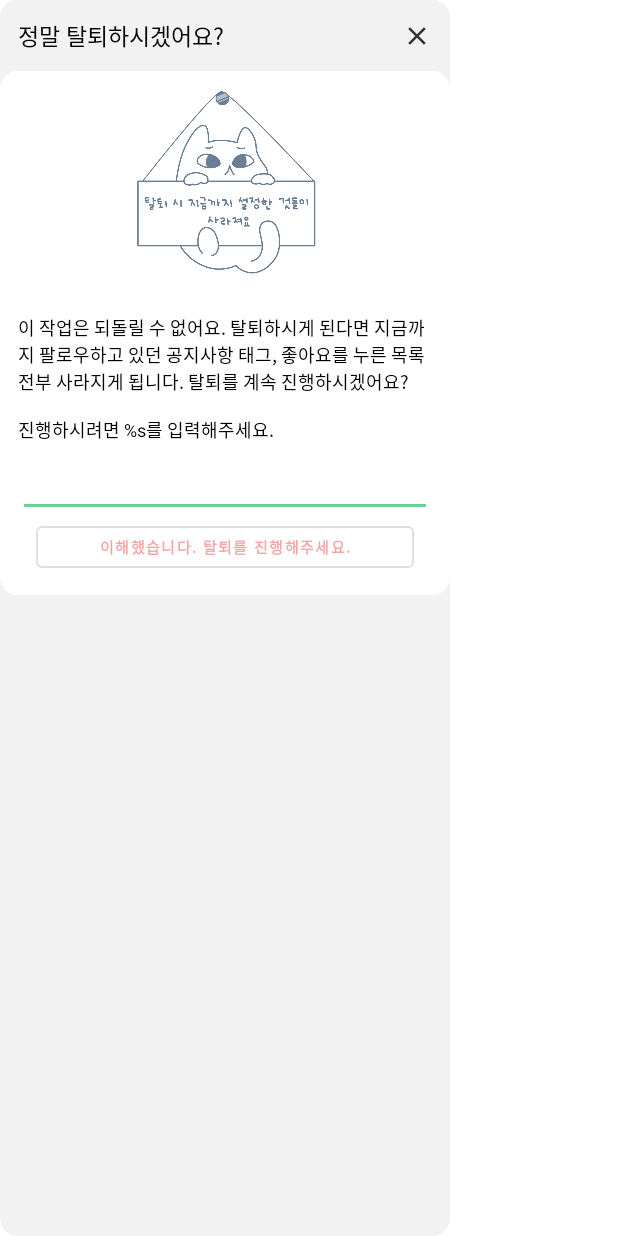
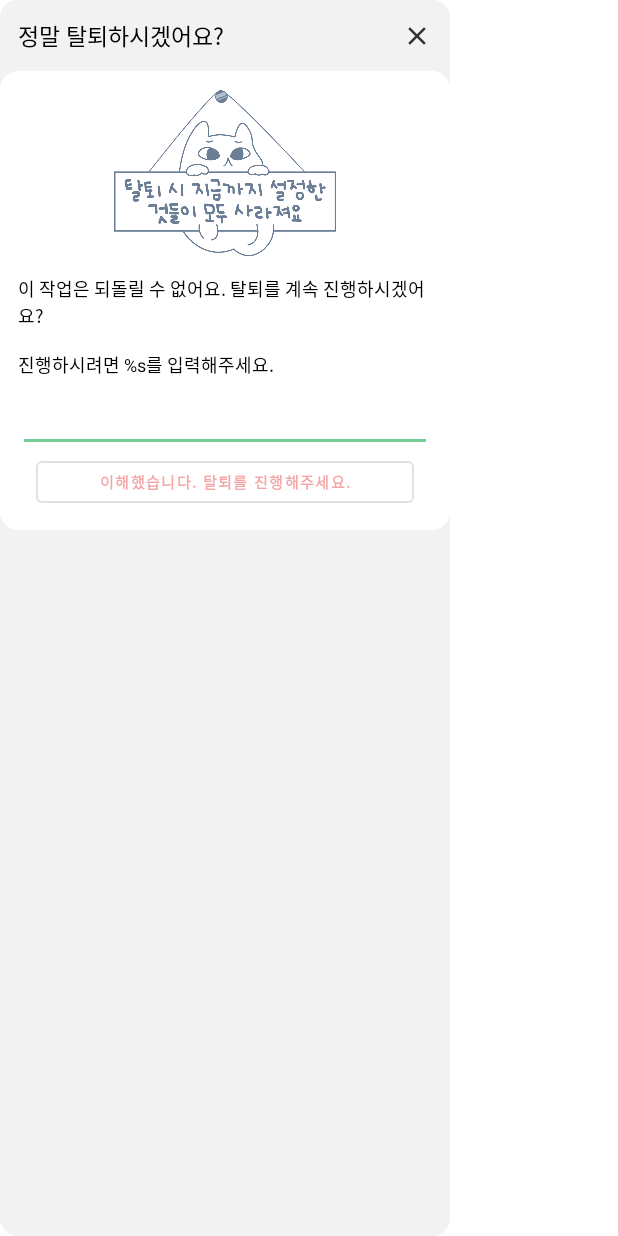
Before and after one commit to wafflestudio/snuboard-android, an Android app: the layout dialog_signout.xml on its own in the app's theme, with its tools: preview values and no code run, on a phone screen of 412 x 824 dp. Run offline under Robolectric (Android 15) with nearby library versions, the phone set to English and light mode, and no system bars; network calls fail; Roboto replaces fonts that are not available here.

Commit message:
Change cats.

```diff
--- a/app/src/main/res/layout/dialog_signout.xml
+++ b/app/src/main/res/layout/dialog_signout.xml
@@ -58,10 +58,11 @@
             android:background="@drawable/alert_border_white">
 
             <ImageView
-                android:layout_width="150dp"
-                android:layout_height="150dp"
+                android:layout_width="160dp"
+                android:layout_height="120dp"
                 android:id="@+id/alert_cat"
                 android:src="@drawable/cat_sign_out"
+                android:layout_margin="8dp"
                 app:layout_constraintVertical_chainStyle="packed"
                 app:layout_constraintStart_toStartOf="parent"
                 app:layout_constraintEnd_toEndOf="parent"
@@ -71,7 +72,10 @@
 
             <TextView
                 android:id="@+id/alert_content"
-                android:layout_margin="12dp"
+                app:layout_goneMarginTop="6dp"
+                android:layout_marginStart="12dp"
+                android:layout_marginEnd="12dp"
+                android:layout_marginBottom="12dp"
                 android:layout_marginTop="0dp"
                 android:textStyle="normal"
                 android:textSize="12sp"
--- a/app/src/main/res/layout/fragment_notice_feed.xml
+++ b/app/src/main/res/layout/fragment_notice_feed.xml
@@ -13,7 +13,7 @@
     <androidx.constraintlayout.widget.ConstraintLayout
         android:layout_width="match_parent"
         android:layout_height="match_parent"
-        android:background="@{fragmentViewModel.notices.empty ? @color/white : @color/background}"
+        android:background="@color/background"
         tools:context=".presentation.notice.NoticeFeedFragment">
 
         <com.google.android.material.appbar.AppBarLayout
--- a/app/src/main/res/layout/fragment_saved.xml
+++ b/app/src/main/res/layout/fragment_saved.xml
@@ -13,7 +13,7 @@
     <androidx.constraintlayout.widget.ConstraintLayout
         android:layout_width="match_parent"
         android:layout_height="match_parent"
-        android:background="@{fragmentViewModel.savedNotices.empty ? @color/white : @color/background}"
+        android:background="@color/background"
         tools:context=".presentation.notice.NoticeFeedFragment">
 
         <com.google.android.material.appbar.AppBarLayout
--- a/app/src/main/res/values/strings.xml
+++ b/app/src/main/res/values/strings.xml
@@ -150,6 +150,6 @@ SNUTT 담당자&lt;br&gt;
     <string name="version_info_explanation">버전 %1$s\n최신 업데이트 %2$s</string>
     <string name="web">web</string>
     <string name="dialog_signout_title">정말 탈퇴하시겠어요?</string>
-    <string name="dialog_signout_content">이 작업은 되돌릴 수 없어요. 탈퇴하시게 된다면 지금까지 팔로우하고 있던 공지사항 태그, 좋아요를 누른 목록 전부 사라지게 됩니다. 탈퇴를 계속 진행하시겠어요?\n\n진행하시려면 %s를 입력해주세요.</string>
+    <string name="dialog_signout_content">이 작업은 되돌릴 수 없어요. 탈퇴를 계속 진행하시겠어요?\n\n진행하시려면 %s를 입력해주세요.</string>
     <string name="button_sign_out">이해했습니다. 탈퇴를 진행해주세요.</string>
 </resources>
```
Also changed, not shown: app/src/main/res/drawable/cat.png, app/src/main/res/drawable/cat_noti.png, app/src/main/res/drawable/cat_saved.png, app/src/main/res/drawable/cat_sign_out.png.
